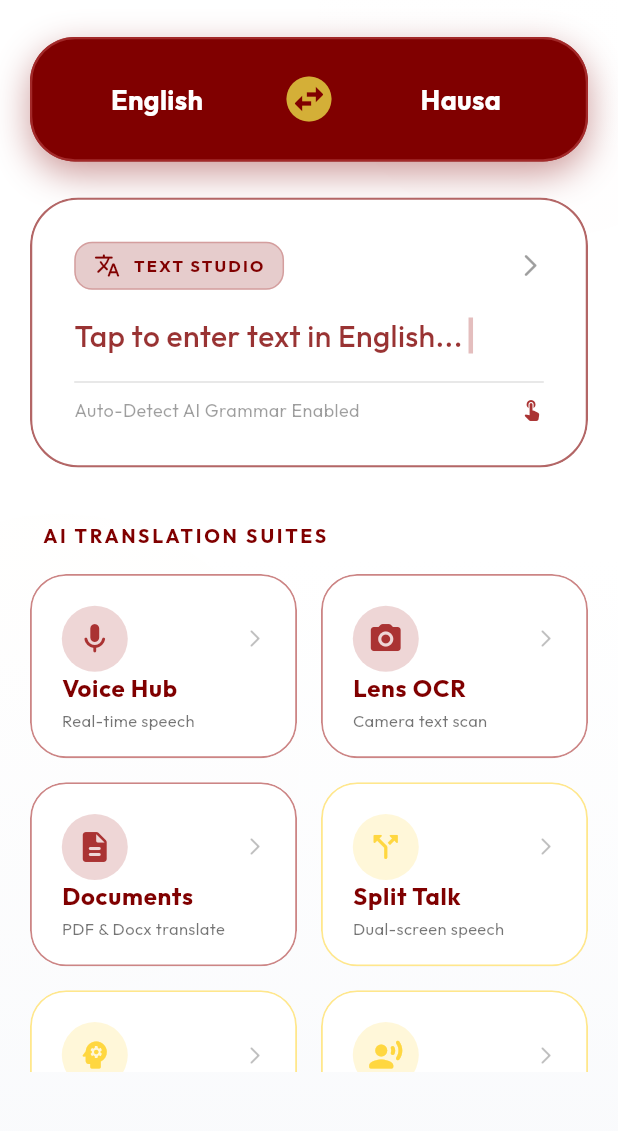
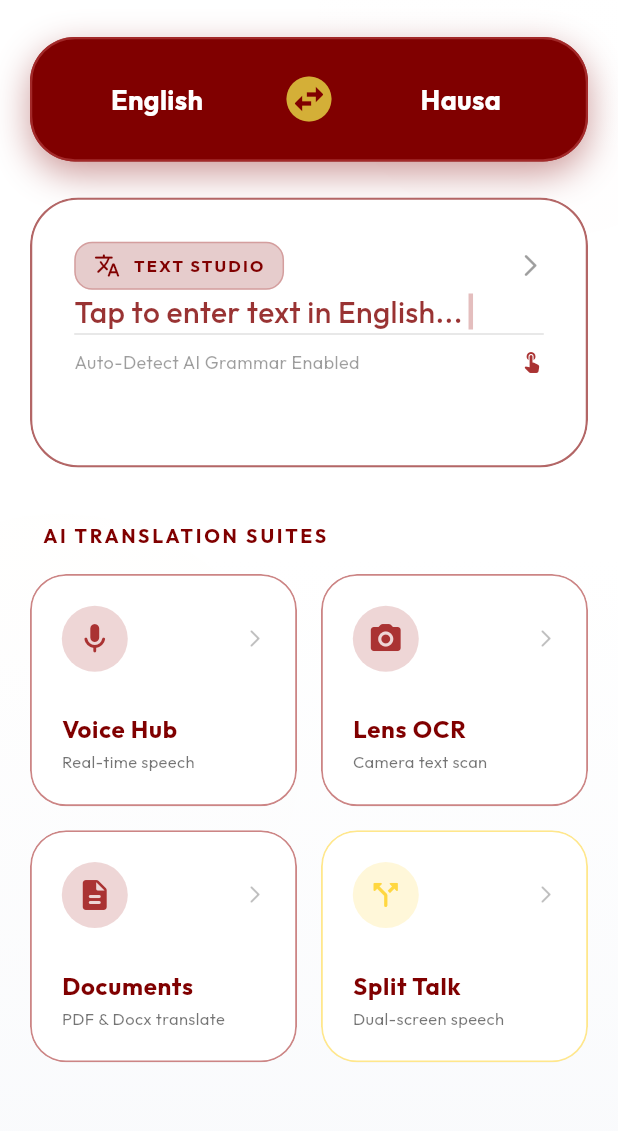
Before and after one commit to wisehivesphereltd-ctrl/Aylantro, a Flutter app: the screen it shows after launch, on a phone screen of 412 x 824 dp, the part 62-1193 px from its top. Run offline on Flutter 3.47's test engine with Material 3 defaults, Android fonts, the phone set to English and light mode, and no system bars; drawn by our look-alikes of google_mobile_ads; our stand-ins replace camera, file_picker, firebase_core, flutter_tts, google_fonts, lottie and 3 more; accounts and stored records are empty; network calls fail.

Commit message:
fix UI overflows on dashboard and fix Split Talk red screen crash in light mode

```diff
--- a/frontend/lib/features/translator/screens/home_screen.dart
+++ b/frontend/lib/features/translator/screens/home_screen.dart
@@ -241,7 +241,7 @@ class _HomeScreenState extends State<HomeScreen> with SingleTickerProviderStateM
         child: BackdropFilter(
           filter: ImageFilter.blur(sigmaX: 15, sigmaY: 15),
           child: Container(
-            height: 180,
+            constraints: const BoxConstraints(minHeight: 180),
             padding: const EdgeInsets.all(28),
             decoration: BoxDecoration(
               color: isDark ? Colors.white.withOpacity(0.08) : Colors.white,
@@ -385,7 +385,7 @@ class _HomeScreenState extends State<HomeScreen> with SingleTickerProviderStateM
         crossAxisCount: 2,
         crossAxisSpacing: 16,
         mainAxisSpacing: 16,
-        childAspectRatio: 1.45,
+        childAspectRatio: 1.15,
       ),
       itemCount: actions.length,
       itemBuilder: (context, index) {
--- a/frontend/lib/features/voice/screens/split_conversation_screen.dart
+++ b/frontend/lib/features/voice/screens/split_conversation_screen.dart
@@ -143,9 +143,9 @@ class _SplitConversationScreenState extends State<SplitConversationScreen> {
           // Divider bar with close button
           Container(
             height: 54,
-            color: isDark ? AppTheme.darkSurfaceColor : Colors.white,
-            decoration: isDark ? null : const BoxDecoration(
-              border: Border(
+            decoration: BoxDecoration(
+              color: isDark ? AppTheme.darkSurfaceColor : Colors.white,
+              border: isDark ? null : const Border(
                 top: BorderSide(color: Colors.black12),
                 bottom: BorderSide(color: Colors.black12),
               ),
```
